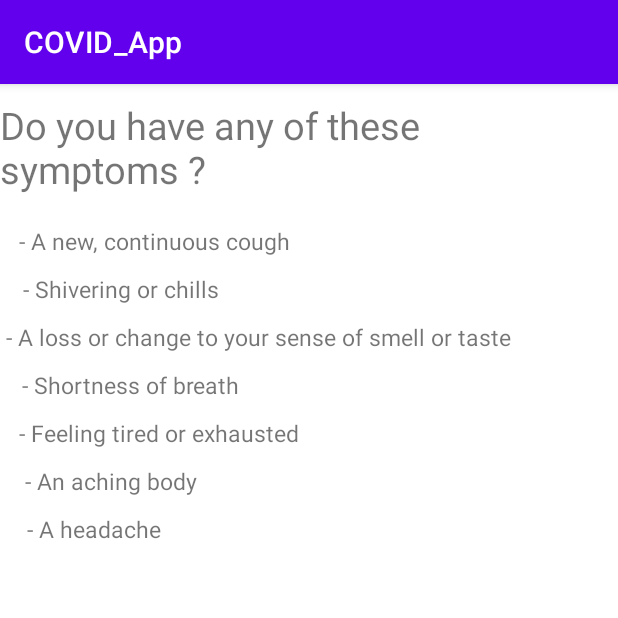
After one commit to Vishsticks/COVID_App, an Android app: the SymptomChecker screen opened directly, with no data from a screen before it, on a phone screen of 412 x 824 dp, the top half of it. The commit adds this screen. Run offline under Robolectric (Android 15) with nearby library versions, the phone set to English and light mode, and no system bars.

Commit message:
Sympton Checker page

```diff
--- a/app/src/main/AndroidManifest.xml
+++ b/app/src/main/AndroidManifest.xml
@@ -2,8 +2,8 @@
 <manifest xmlns:android="http://schemas.android.com/apk/res/android"
     xmlns:tools="http://schemas.android.com/tools">
 
-    <uses-permission android:name="android.permission.INTERNET"/>
-    <uses-permission android:name="android.permission.BLUETOOTH"/>
+    <uses-permission android:name="android.permission.INTERNET" />
+    <uses-permission android:name="android.permission.BLUETOOTH" />
 
     <application
         android:allowBackup="true"
@@ -14,6 +14,9 @@
         android:supportsRtl="true"
         android:theme="@style/Theme.COVID_App"
         tools:targetApi="31">
+        <activity
+            android:name=".SymptomChecker"
+            android:exported="false" />
         <activity
             android:name=".LocationCheckInActivity"
             android:exported="false" />
@@ -32,10 +35,11 @@
                 <category android:name="android.intent.category.LAUNCHER" />
             </intent-filter>
         </activity>
+
         <receiver
             android:name=".ExposureNotificationBroadcastReciever"
-            android:permission="com.google.android.gms.nearby.exposurenotification.EXPOSURE_CALLBACK"
-            android:exported="true">
+            android:exported="true"
+            android:permission="com.google.android.gms.nearby.exposurenotification.EXPOSURE_CALLBACK">
             <intent-filter>
                 <action android:name="com.google.android.gms.exposurenotification.ACTION_EXPOSURE_STATE_UPDATED" />
                 <action android:name="com.google.android.gms.exposurenotification.ACTION_EXPOSURE_NOT_FOUND" />
--- a/app/src/main/java/com/covid_app/MainActivity.java
+++ b/app/src/main/java/com/covid_app/MainActivity.java
@@ -22,8 +22,13 @@ public class MainActivity extends AppCompatActivity {
             @Override
             public void onClick(View view) {
                 startActivity(new Intent(MainActivity.this, CovidGuidlinesActivity.class));
+            }
+        });
 
-                //test
+        findViewById(R.id.txt_symptom_checker).setOnClickListener(new View.OnClickListener() {
+            @Override
+            public void onClick(View view) {
+                startActivity(new Intent(MainActivity.this, SymptomChecker.class));
             }
         });
     }
--- /dev/null
+++ b/app/src/main/java/com/covid_app/SymptomChecker.java
@@ -0,0 +1,44 @@
+package com.covid_app;
+
+import androidx.appcompat.app.AppCompatActivity;
+
+import android.os.Bundle;
+import android.text.Spannable;
+import android.text.SpannableString;
+import android.text.style.BulletSpan;
+import android.widget.LinearLayout;
+import android.widget.TextView;
+
+public class SymptomChecker extends AppCompatActivity {
+
+    @Override
+    protected void onCreate(Bundle savedInstanceState) {
+        super.onCreate(savedInstanceState);
+        setContentView(R.layout.activity_symptom_checker);
+    }
+}
+
+
+//public class MainActivity extends AppCompatActivity {
+//
+//    @Override
+//    protected void onCreate(Bundle savedInstanceState) {
+//        super.onCreate(savedInstanceState);
+//        setContentView(R.layout.activity_main);
+//
+//        LinearLayout bulletPointsContainer = findViewById(R.id.covid_points_container);
+//        String[] bulletPoints = getResources().getStringArray(R.array.covid_points);
+//
+//        for (String item : bulletPoints) {
+//            TextView textView = new TextView(this);
+//            textView.setText(getBulletPointSpannable(item));
+//            bulletPointsContainer.addView(textView);
+//        }
+//    }
+//
+//    private Spannable getBulletPointSpannable(String text) {
+//        Spannable spannable = new SpannableString(text);
+//        spannable.setSpan(new BulletSpan(16), 0, text.length(), Spannable.SPAN_INCLUSIVE_EXCLUSIVE);
+//        return spannable;
+//    }
+//}
--- a/app/src/main/java/com/covid_app/UserProfileActivity.java
+++ b/app/src/main/java/com/covid_app/UserProfileActivity.java
@@ -22,8 +22,22 @@ public class UserProfileActivity extends AppCompatActivity {
                 Log.d("Name",fullName);
                 edtFullName.setText(" ");
 
-//                android:id="@+id/edt_student_id"
+                EditText edtStudentNumber = findViewById(R.id.edt_student_id);
+                String StudentNumber=edtStudentNumber.getText().toString();
+                Log.d("Student Number",StudentNumber);
+                edtStudentNumber.setText(" ");
+
+                EditText edtEmail = findViewById(R.id.edt_email_address);
+                String Email=edtEmail.getText().toString();
+                Log.d("Student Number",Email);
+                edtEmail.setText(" ");
+
+                EditText edtCourseName = findViewById(R.id.edt_course_name);
+                String CourseName = edtCourseName.getText().toString();
+                Log.d("Student Course", CourseName);
+                edtCourseName.setText(" ");
             }
         });
+
     }
 }
--- /dev/null
+++ b/app/src/main/res/layout/activity_symptom_checker.xml
@@ -0,0 +1,116 @@
+<?xml version="1.0" encoding="utf-8"?>
+<androidx.constraintlayout.widget.ConstraintLayout xmlns:android="http://schemas.android.com/apk/res/android"
+    xmlns:app="http://schemas.android.com/apk/res-auto"
+    xmlns:tools="http://schemas.android.com/tools"
+    android:layout_width="match_parent"
+    android:layout_height="match_parent"
+    tools:context=".SymptomChecker">
+
+    <TextView
+        android:id="@+id/question"
+        android:layout_width="wrap_content"
+        android:layout_height="wrap_content"
+        android:layout_marginTop="10dp"
+        android:text="Do you have any of these symptoms ?"
+        app:layout_constraintEnd_toEndOf="parent"
+        app:layout_constraintStart_toStartOf="parent"
+        app:layout_constraintTop_toTopOf="parent"
+        android:textSize="25sp"/>
+
+    <TextView
+        android:id="@+id/p1"
+        android:layout_width="wrap_content"
+        android:layout_height="wrap_content"
+        android:layout_marginTop="84dp"
+        android:text="- A new, continuous cough"
+        android:textSize="15sp"
+        app:layout_constraintEnd_toEndOf="parent"
+        app:layout_constraintHorizontal_bias="0.055"
+        app:layout_constraintStart_toStartOf="parent"
+        app:layout_constraintTop_toTopOf="@id/question" />
+
+    <TextView
+        android:id="@+id/p2"
+        android:layout_width="wrap_content"
+        android:layout_height="wrap_content"
+        android:layout_marginTop="32dp"
+        android:text="- Shivering or chills"
+        android:textSize="15sp"
+        app:layout_constraintEnd_toEndOf="parent"
+        app:layout_constraintHorizontal_bias="0.055"
+        app:layout_constraintStart_toStartOf="parent"
+        app:layout_constraintTop_toTopOf="@id/p1" />
+
+    <TextView
+        android:id="@+id/p3"
+        android:layout_width="wrap_content"
+        android:layout_height="wrap_content"
+        android:layout_marginTop="32dp"
+        android:text="- A loss or change to your sense of smell or taste"
+        android:textSize="15sp"
+        app:layout_constraintEnd_toEndOf="parent"
+        app:layout_constraintHorizontal_bias="0.055"
+        app:layout_constraintStart_toStartOf="parent"
+        app:layout_constraintTop_toTopOf="@id/p2" />
+
+    <TextView
+        android:id="@+id/p4"
+        android:layout_width="wrap_content"
+        android:layout_height="wrap_content"
+        android:layout_marginTop="32dp"
+        android:text="- Shortness of breath"
+        android:textSize="15sp"
+        app:layout_constraintEnd_toEndOf="parent"
+        app:layout_constraintHorizontal_bias="0.055"
+        app:layout_constraintStart_toStartOf="parent"
+        app:layout_constraintTop_toTopOf="@id/p3" />
+
+    <TextView
+        android:id="@+id/p5"
+        android:layout_width="wrap_content"
+        android:layout_height="wrap_content"
+        android:layout_marginTop="32dp"
+        android:text="- Feeling tired or exhausted"
+        android:textSize="15sp"
+        app:layout_constraintEnd_toEndOf="parent"
+        app:layout_constraintHorizontal_bias="0.055"
+        app:layout_constraintStart_toStartOf="parent"
+        app:layout_constraintTop_toTopOf="@id/p4" />
+
+    <TextView
+        android:id="@+id/p6"
+        android:layout_width="wrap_content"
+        android:layout_height="wrap_content"
+        android:layout_marginTop="32dp"
+        android:text="- An aching body"
+        android:textSize="15sp"
+        app:layout_constraintEnd_toEndOf="parent"
+        app:layout_constraintHorizontal_bias="0.055"
+        app:layout_constraintStart_toStartOf="parent"
+        app:layout_constraintTop_toTopOf="@id/p5" />
+
+    <TextView
+        android:id="@+id/p7"
+        android:layout_width="wrap_content"
+        android:layout_height="wrap_content"
+        android:layout_marginTop="32dp"
+        android:text="- A headache"
+        android:textSize="15sp"
+        app:layout_constraintEnd_toEndOf="parent"
+        app:layout_constraintHorizontal_bias="0.055"
+        app:layout_constraintStart_toStartOf="parent"
+        app:layout_constraintTop_toTopOf="@id/p6" />
+
+
+
+    <!--    <LinearLayout-->
+<!--        android:id="@+id/covid_points_container"-->
+<!--        android:layout_width="match_parent"-->
+<!--        android:layout_height="wrap_content"-->
+<!--        android:orientation="vertical"-->
+<!--        android:padding="16dp">-->
+<!--    </LinearLayout>-->
+
+
+
+</androidx.constraintlayout.widget.ConstraintLayout>
--- /dev/null
+++ b/app/src/main/res/xml/symptomschecklist.xml
@@ -0,0 +1,20 @@
+<?xml version="1.0" encoding="utf-8"?>
+<PreferenceScreen xmlns:android="http://schemas.android.com/apk/res/android">
+    <resources>
+        <string-array name="covid_points">
+            <item>Shivering or chills</item>
+            <item>A new, continuous cough</item>
+            <item>A loss or change to your sense of smell or taste</item>
+            <item>Shortness of breath</item>
+            <item>Feeling tired or exhausted</item>
+            <item>An aching body</item>
+            <item>A headache</item>
+            <item>A sore throat</item>
+            <item>A blocked or runny nose</item>
+            <item>Loss of appetite</item>
+            <item>Diarrhoea</item>
+            <item>Feeling Sick oe being sick</item>
+        </string-array>
+    </resources>
+
+</PreferenceScreen>
```
